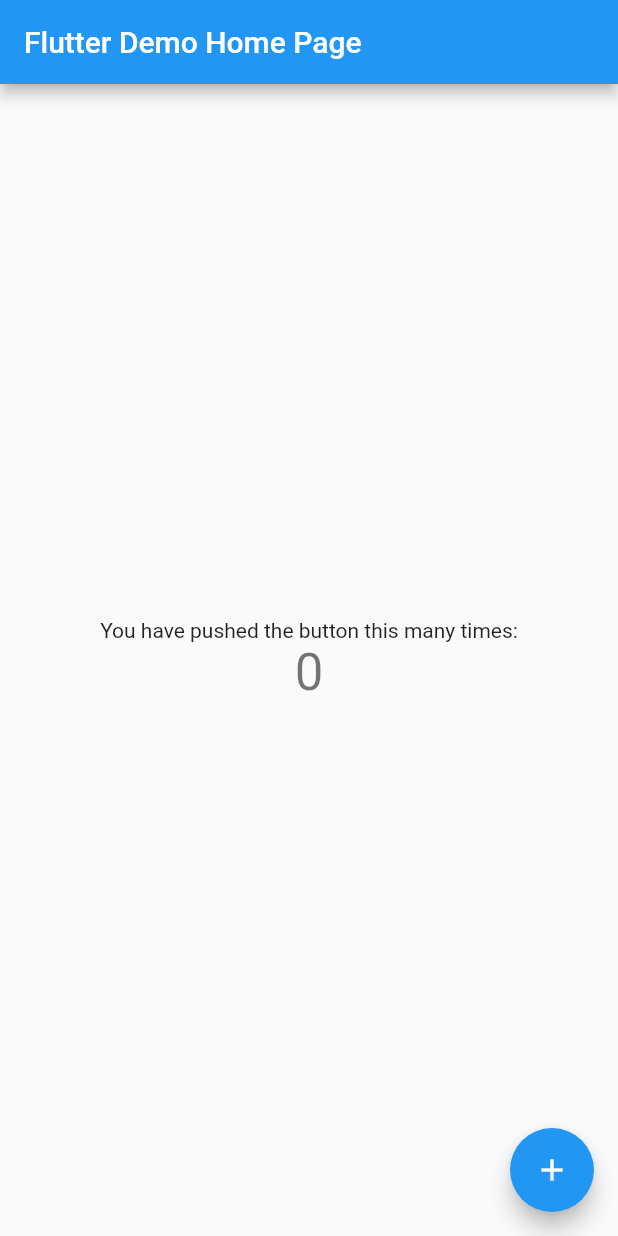
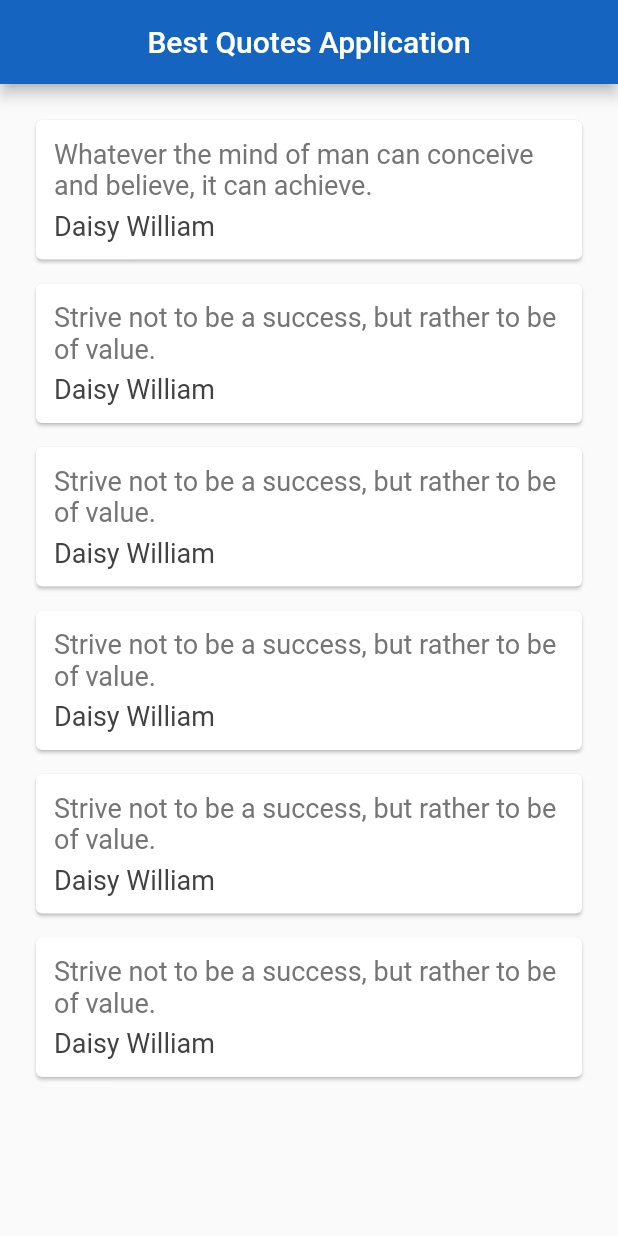
Before and after one commit to shemed-blackops/listApp, a Flutter app: the screen it shows after launch, on a phone screen of 412 x 824 dp. Run offline on Flutter 3.47's test engine with Material 2 defaults, Android fonts, the phone set to English and light mode, and no system bars.

Commit message:
Displaying quotes on cards

```diff
--- a/lib/main.dart
+++ b/lib/main.dart
@@ -1,117 +1,83 @@
 import 'package:flutter/material.dart';
+import 'quote.dart';
 
 void main() {
-  runApp(MyApp());
+  runApp(MaterialApp(
+    debugShowCheckedModeBanner: false,
+    title: "List App",
+    home: DailyQuote(),
+  ));
 }
 
-class MyApp extends StatelessWidget {
-  // This widget is the root of your application.
+class DailyQuote extends StatefulWidget {
   @override
-  Widget build(BuildContext context) {
-    return MaterialApp(
-      title: 'Flutter Demo',
-      theme: ThemeData(
-        // This is the theme of your application.
-        //
-        // Try running your application with "flutter run". You'll see the
-        // application has a blue toolbar. Then, without quitting the app, try
-        // changing the primarySwatch below to Colors.green and then invoke
-        // "hot reload" (press "r" in the console where you ran "flutter run",
-        // or simply save your changes to "hot reload" in a Flutter IDE).
-        // Notice that the counter didn't reset back to zero; the application
-        // is not restarted.
-        primarySwatch: Colors.blue,
-        // This makes the visual density adapt to the platform that you run
-        // the app on. For desktop platforms, the controls will be smaller and
-        // closer together (more dense) than on mobile platforms.
-        visualDensity: VisualDensity.adaptivePlatformDensity,
-      ),
-      home: MyHomePage(title: 'Flutter Demo Home Page'),
-    );
-  }
+  _DailyQuotetate createState() => _DailyQuotetate();
 }
 
-class MyHomePage extends StatefulWidget {
-  MyHomePage({Key key, this.title}) : super(key: key);
+class _DailyQuotetate extends State<DailyQuote> {
+  List<Quote> quotes = [
+    Quote(
+        author: "Daisy William",
+        text:
+            "Whatever the mind of man can conceive and believe, it can achieve."),
+    Quote(
+        author: "Daisy William",
+        text: "Strive not to be a success, but rather to be of value."),
+    Quote(
+        author: "Daisy William",
+        text: "Strive not to be a success, but rather to be of value."),
+    Quote(
+        author: "Daisy William",
+        text: "Strive not to be a success, but rather to be of value."),
+    Quote(
+        author: "Daisy William",
+        text: "Strive not to be a success, but rather to be of value."),
+    Quote(
+        author: "Daisy William",
+        text: "Strive not to be a success, but rather to be of value."),
+  ];
 
-  // This widget is the home page of your application. It is stateful, meaning
-  // that it has a State object (defined below) that contains fields that affect
-  // how it looks.
+  Widget quoteTemplate(quote) {
+    return Card(
+      margin: EdgeInsets.fromLTRB(16.0, 16.0, 16.0, 0.0),
+      child: Padding(
+        padding: const EdgeInsets.all(12.0),
 
-  // This class is the configuration for the state. It holds the values (in this
-  // case the title) provided by the parent (in this case the App widget) and
-  // used by the build method of the State. Fields in a Widget subclass are
-  // always marked "final".
-
-  final String title;
-
-  @override
-  _MyHomePageState createState() => _MyHomePageState();
-}
-
-class _MyHomePageState extends State<MyHomePage> {
-  int _counter = 0;
-
-  void _incrementCounter() {
-    setState(() {
-      // This call to setState tells the Flutter framework that something has
-      // changed in this State, which causes it to rerun the build method below
-      // so that the display can reflect the updated values. If we changed
-      // _counter without calling setState(), then the build method would not be
-      // called again, and so nothing would appear to happen.
-      _counter++;
-    });
+        child: Column(
+          crossAxisAlignment: CrossAxisAlignment.stretch,
+          children: <Widget>[
+            Text(
+              quote.text,
+              style: TextStyle(color: Colors.grey[600], fontSize: 18.0),
+            ),
+            SizedBox(
+              height: 6.0,
+            ),
+            Text(quote.author,
+                style: TextStyle(
+                  color: Colors.grey[800],
+                  fontSize: 18.0,
+                )),
+          ],
+        ),
+      ),
+    );
   }
 
   @override
   Widget build(BuildContext context) {
-    // This method is rerun every time setState is called, for instance as done
-    // by the _incrementCounter method above.
-    //
-    // The Flutter framework has been optimized to make rerunning build methods
-    // fast, so that you can just rebuild anything that needs updating rather
-    // than having to individually change instances of widgets.
     return Scaffold(
       appBar: AppBar(
-        // Here we take the value from the MyHomePage object that was created by
-        // the App.build method, and use it to set our appbar title.
-        title: Text(widget.title),
+        title: Text("Best Quotes Application"),
+        centerTitle: true,
+        backgroundColor: Colors.blue[800],
       ),
-      body: Center(
-        // Center is a layout widget. It takes a single child and positions it
-        // in the middle of the parent.
+      body: Padding(
+        padding: const EdgeInsets.all(8.0),
         child: Column(
-          // Column is also a layout widget. It takes a list of children and
-          // arranges them vertically. By default, it sizes itself to fit its
-          // children horizontally, and tries to be as tall as its parent.
-          //
-          // Invoke "debug painting" (press "p" in the console, choose the
-          // "Toggle Debug Paint" action from the Flutter Inspector in Android
-          // Studio, or the "Toggle Debug Paint" command in Visual Studio Code)
-          // to see the wireframe for each widget.
-          //
-          // Column has various properties to control how it sizes itself and
-          // how it positions its children. Here we use mainAxisAlignment to
-          // center the children vertically; the main axis here is the vertical
-          // axis because Columns are vertical (the cross axis would be
-          // horizontal).
-          mainAxisAlignment: MainAxisAlignment.center,
-          children: <Widget>[
-            Text(
-              'You have pushed the button this many times:',
-            ),
-            Text(
-              '$_counter',
-              style: Theme.of(context).textTheme.headline4,
-            ),
-          ],
+          children: quotes.map((quote) => quoteTemplate(quote)).toList(),
         ),
       ),
-      floatingActionButton: FloatingActionButton(
-        onPressed: _incrementCounter,
-        tooltip: 'Increment',
-        child: Icon(Icons.add),
-      ), // This trailing comma makes auto-formatting nicer for build methods.
     );
   }
 }
--- /dev/null
+++ b/lib/quote.dart
@@ -0,0 +1,5 @@
+class Quote{
+  String text;
+  String author;
+  Quote({this.text, this.author});
+}
```
Also changed, not shown: 1 other file.
